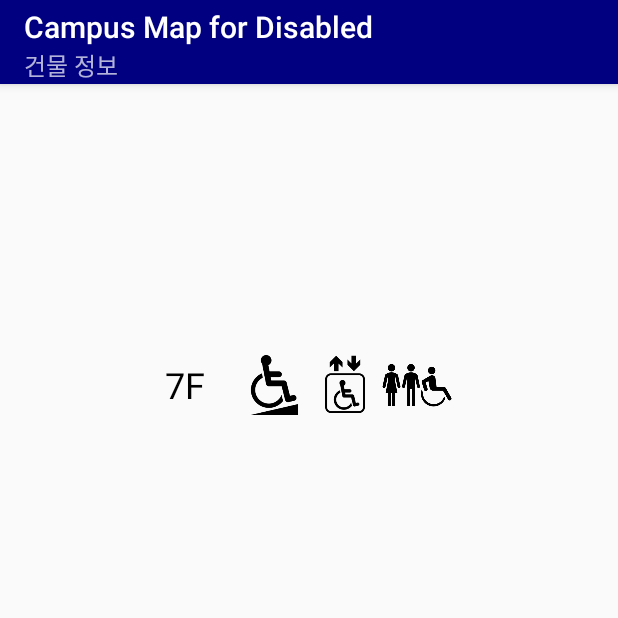
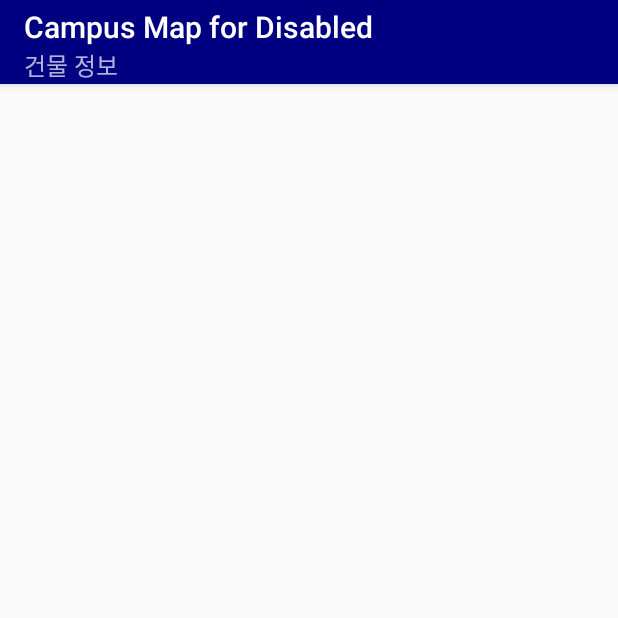
Before and after one commit to UniqueEye/CampusMapforDisabled, an Android app: the BuildingActivity screen opened directly, with no data from a screen before it, on a phone screen of 412 x 824 dp, the top half of it. Run offline under Robolectric (Android 15) with nearby library versions, the phone set to English and light mode, and no system bars; our stand-ins replace Firebase (no records; nobody signed in at launch, a user with empty details on screens opened directly); 1 statement that could not run was skipped.

```diff
--- a/app/src/main/java/edu/skku/PRJOECT/TEAM3/MapActivity.java
+++ b/app/src/main/java/edu/skku/PRJOECT/TEAM3/MapActivity.java
@@ -9,6 +9,7 @@ import android.content.Intent;
 import android.app.FragmentManager;
 import android.content.Context;
 import android.content.pm.PackageManager;
+import android.content.res.Configuration;
 import android.graphics.Bitmap;
 import android.graphics.drawable.BitmapDrawable;
 import android.location.Location;
@@ -125,6 +126,11 @@ public class MapActivity extends AppCompatActivity implements GoogleMap.OnMyLoca
 
         building_getFirebaseDatabase();
         store_getFirebaseDatabase();
+    }
+
+    @Override
+    public void onConfigurationChanged(Configuration newConfig) {
+        super.onConfigurationChanged(newConfig);
     }
 
     public void building_getFirebaseDatabase() {//Firebase에서 location을 받아 pin을 찍는다.
--- a/app/src/main/res/layout-land/activity_building.xml
+++ b/app/src/main/res/layout-land/activity_building.xml
@@ -45,8 +45,7 @@
                 android:id="@+id/building_row_7F"
                 android:layout_width="match_parent"
                 android:layout_height="match_parent"
-                android:visibility="visible"
-                tools:visibility="gone">
+                android:visibility="gone">
 
                 <TextView
                     android:id="@+id/building_textView_7F"
@@ -80,8 +79,7 @@
                 android:id="@+id/building_row_6F"
                 android:layout_width="match_parent"
                 android:layout_height="match_parent"
-                android:visibility="visible"
-                tools:visibility="gone">
+                android:visibility="gone">
 
                 <TextView
                     android:id="@+id/building_textView_6F"
@@ -115,8 +113,7 @@
                 android:id="@+id/building_row_5F"
                 android:layout_width="match_parent"
                 android:layout_height="match_parent"
-                android:visibility="visible"
-                tools:visibility="gone">
+                android:visibility="gone">
 
                 <TextView
                     android:id="@+id/building_textView_5F"
@@ -150,8 +147,7 @@
                 android:id="@+id/building_row_4F"
                 android:layout_width="match_parent"
                 android:layout_height="match_parent"
-                android:visibility="visible"
-                tools:visibility="gone">
+                android:visibility="gone">
 
                 <TextView
                     android:id="@+id/building_textView_4F"
@@ -185,8 +181,7 @@
                 android:id="@+id/building_row_3F"
                 android:layout_width="match_parent"
                 android:layout_height="match_parent"
-                android:visibility="visible"
-                tools:visibility="gone">
+                android:visibility="gone">
 
                 <TextView
                     android:id="@+id/building_textView_3F"
@@ -220,8 +215,7 @@
                 android:id="@+id/building_row_2F"
                 android:layout_width="match_parent"
                 android:layout_height="match_parent"
-                android:visibility="visible"
-                tools:visibility="gone">
+                android:visibility="gone">
 
                 <TextView
                     android:id="@+id/building_textView_2F"
@@ -255,8 +249,7 @@
                 android:id="@+id/building_row_1F"
                 android:layout_width="match_parent"
                 android:layout_height="match_parent"
-                android:visibility="visible"
-                tools:visibility="gone">
+                android:visibility="gone">
 
                 <TextView
                     android:id="@+id/building_textView_1F"
@@ -290,8 +283,7 @@
                 android:id="@+id/building_row_B1"
                 android:layout_width="match_parent"
                 android:layout_height="match_parent"
-                android:visibility="visible"
-                tools:visibility="gone">
+                android:visibility="gone">
 
                 <TextView
                     android:id="@+id/building_textView_B1"
--- a/app/src/main/res/layout-land/activity_map.xml
+++ b/app/src/main/res/layout-land/activity_map.xml
@@ -14,9 +14,6 @@
         app:layout_constraintEnd_toEndOf="parent"
         app:layout_constraintStart_toStartOf="parent"
         app:layout_constraintTop_toTopOf="parent"
-        class ="com.google.android.gms.maps.SupportMapFragment"
-        />
-
-
+        class ="com.google.android.gms.maps.SupportMapFragment" />
 
 </android.support.constraint.ConstraintLayout>
--- a/app/src/main/res/layout-land/activity_store.xml
+++ b/app/src/main/res/layout-land/activity_store.xml
@@ -47,6 +47,7 @@
         android:layout_width="wrap_content"
         android:layout_height="wrap_content"
         android:isIndicator="true"
+        android:stepSize="0.01"
         app:layout_constraintBottom_toTopOf="@+id/tableLayout"
         app:layout_constraintEnd_toEndOf="parent"
         app:layout_constraintStart_toStartOf="parent"
@@ -83,6 +84,7 @@
                 android:isIndicator="true"
                 android:scaleX="0.8"
                 android:scaleY="0.8"
+                android:stepSize="0.01"
                 android:transformPivotX="0dp"
                 android:transformPivotY="0dp" />
         </TableRow>
@@ -107,6 +109,7 @@
                 android:isIndicator="true"
                 android:scaleX="0.8"
                 android:scaleY="0.8"
+                android:stepSize="0.01"
                 android:transformPivotX="0dp"
                 android:transformPivotY="0dp" />
         </TableRow>
@@ -131,6 +134,7 @@
                 android:isIndicator="true"
                 android:scaleX="0.8"
                 android:scaleY="0.8"
+                android:stepSize="0.01"
                 android:transformPivotX="0dp"
                 android:transformPivotY="0dp" />
         </TableRow>
--- a/app/src/main/res/layout/activity_building.xml
+++ b/app/src/main/res/layout/activity_building.xml
@@ -44,8 +44,7 @@
                 android:id="@+id/building_row_7F"
                 android:layout_width="match_parent"
                 android:layout_height="match_parent"
-                android:visibility="visible"
-                tools:visibility="gone">
+                android:visibility="gone">
 
                 <TextView
                     android:id="@+id/building_textView_7F"
--- a/app/src/main/res/layout/activity_map.xml
+++ b/app/src/main/res/layout/activity_map.xml
@@ -14,8 +14,6 @@
         app:layout_constraintEnd_toEndOf="parent"
         app:layout_constraintStart_toStartOf="parent"
         app:layout_constraintTop_toTopOf="parent"
-        class ="com.google.android.gms.maps.SupportMapFragment"
-        />
-
+        class ="com.google.android.gms.maps.SupportMapFragment" />
 
 </android.support.constraint.ConstraintLayout>
```
Also changed, not shown: app/src/main/AndroidManifest.xml (+17 -12 lines), app/src/main/java/edu/skku/PRJOECT/TEAM3/EvaluateActivity.java (+25 -3 lines), app/src/main/res/drawable/building_location_pin.png.
